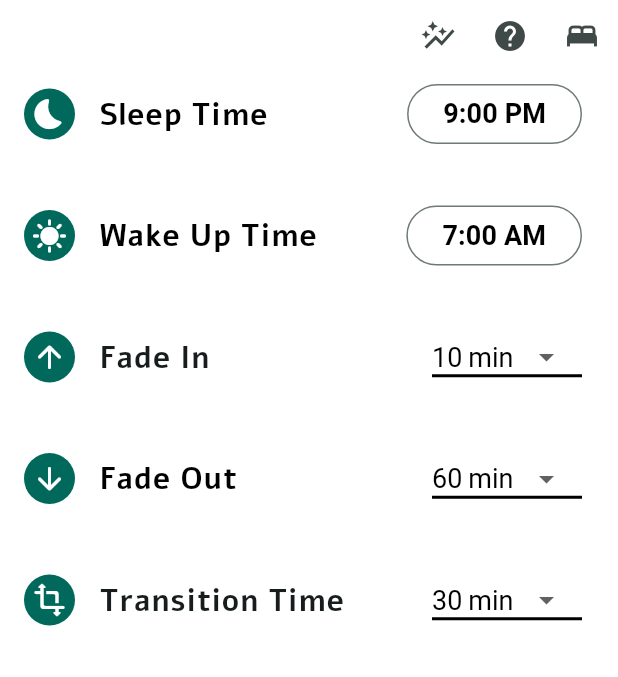
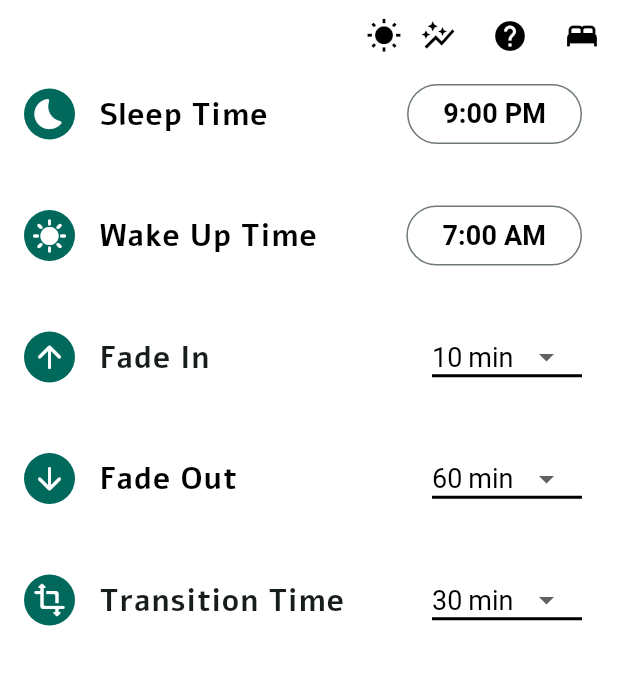
Before and after one commit to lottemarava/S24-IoT-SmartRoom, a Flutter app: the TimeSettingsPage screen opened directly with empty values, on a phone screen of 412 x 824 dp, the part 84-761 px from its top. Run offline on Flutter 3.47's test engine with Material 3 defaults, Android fonts, the phone set to English and light mode, and no system bars; drawn by our look-alikes of percent_indicator; our stand-ins replace cloud_firestore, convex_bottom_bar, firebase_core, flutter_blue, flutter_local_notifications and 2 more; missing offline and left inert: dart:ffi, widget_zoom; accounts and stored records are empty.

Commit message:
add status button

```diff
--- a/Flutter/lib/TimeSettingsPage.dart
+++ b/Flutter/lib/TimeSettingsPage.dart
@@ -3,6 +3,7 @@ import 'dart:math';
 import 'package:flutter/material.dart';
 import 'package:nightlight/ColorsPages/SleepColorPage.dart';
 import 'package:nightlight/ColorsPages/WakeColorPage.dart';
+import 'package:nightlight/main.dart';
 import 'HomePage.dart';
 import 'package:provider/provider.dart';
 import 'package:percent_indicator/percent_indicator.dart';
@@ -348,7 +349,7 @@ class _TimeSettingsPageState extends State<TimeSettingsPage> {
     );
   }
 
-  void _showRadarInstruction() {
+    void _showRadarInstruction() {
     showDialog(
       context: context,
       builder: (BuildContext context) {
@@ -459,21 +460,27 @@ class _TimeSettingsPageState extends State<TimeSettingsPage> {
                       children: [
                         // Text("Choose Time Settings",style: TextStyle(fontSize: 20,fontWeight: FontWeight.bold),),
                         //SizedBox(width: 30,),
+
+                        Icon(
+                          Icons.wb_sunny,
+                          color : is_awake ? Color.fromARGB(255, 19, 226, 123) : Colors.black ,
+                        ),
+
                         IconButton(
-                          icon: Icon(Icons.auto_graph_outlined),
+                          icon: Icon(Icons.auto_graph_outlined, color: Colors.black),
                           onPressed: () {
                             _showGraph();
                           },
                         ),
                         IconButton(
-                          icon: Icon(Icons.help),
+                          icon: Icon(Icons.help, color: Colors.black),
                           onPressed: () {
                             _showInstructions();
                           },
                         ),
 
                         IconButton(
-                          icon: Icon(Icons.bed),
+                          icon: Icon(Icons.bed, color: Colors.black),
                           onPressed: () {
                             _showRadarInstruction();
                           },
@@ -597,9 +604,7 @@ class _TimeSettingsPageState extends State<TimeSettingsPage> {
                                 child: Row(
                                   children: [
                                     Text('${index * 10}'),
-                                    SizedBox(
-                                        width:
-                                            4),
+                                    SizedBox(width: 4),
                                     Text('min'),
                                   ],
                                 ),
@@ -667,9 +672,7 @@ class _TimeSettingsPageState extends State<TimeSettingsPage> {
                                 child: Row(
                                   children: [
                                     Text('${index * 10}'),
-                                    SizedBox(
-                                        width:
-                                            4),
+                                    SizedBox(width: 4),
                                     Text('min'),
                                   ],
                                 ),
@@ -730,9 +733,7 @@ class _TimeSettingsPageState extends State<TimeSettingsPage> {
                                 child: Row(
                                   children: [
                                     Text('${index * 10}'),
-                                    SizedBox(
-                                        width:
-                                            4),
+                                    SizedBox(width: 4),
                                     Text('min'),
                                   ],
                                 ),
@@ -779,8 +780,7 @@ class _TimeSettingsPageState extends State<TimeSettingsPage> {
                         ),
                       ),
                       trailing: SizedBox(
-                        width:
-                            100,
+                        width: 100,
                         child: DropdownButton<int>(
                           value: widget.delayTime,
                           onChanged: (int? newValue) {
@@ -796,9 +796,7 @@ class _TimeSettingsPageState extends State<TimeSettingsPage> {
                                 child: Row(
                                   children: [
                                     Text('${index * 10}'),
-                                    SizedBox(
-                                        width:
-                                            4),
+                                    SizedBox(width: 4),
                                     Text('sec'),
                                   ],
                                 ),
--- a/Flutter/lib/main.dart
+++ b/Flutter/lib/main.dart
@@ -14,6 +14,9 @@ void main() {
   runApp(const MyApp());
 }
 */
+
+bool is_awake = false;
+
 class myProvider extends ChangeNotifier {
   bool wifiConnected = false;
   bool timeConfigured = false;
```
Also changed, not shown: Flutter/lib/activityPage.dart (+10 -3 lines).
